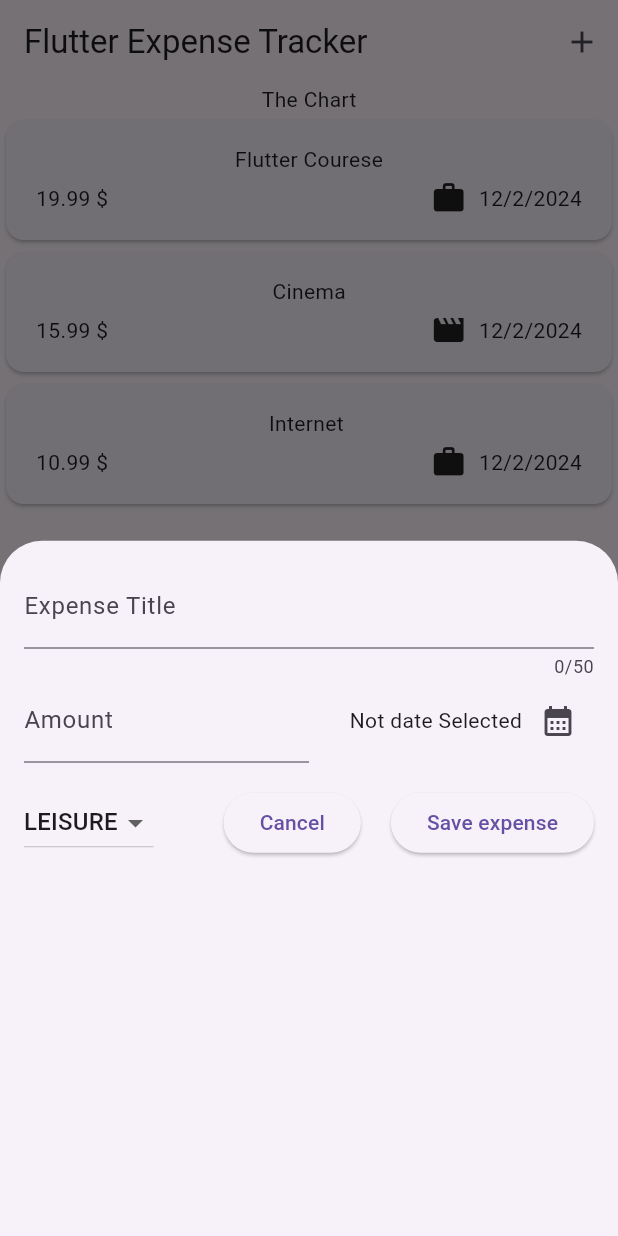
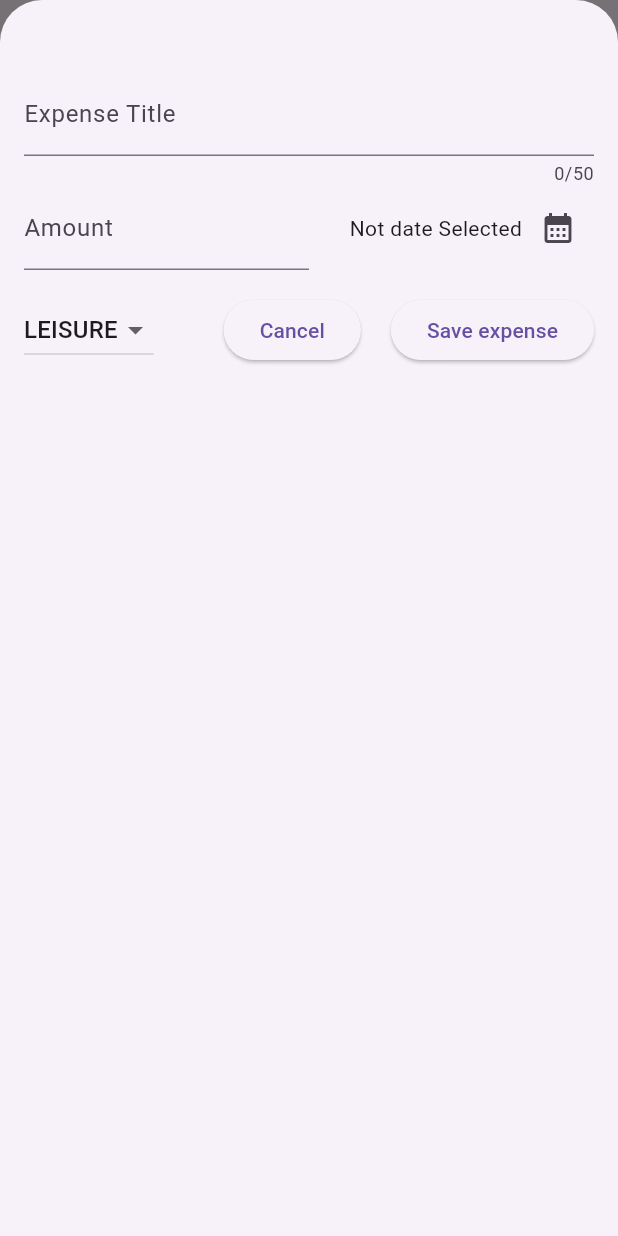
Before and after one commit to Abberate/expense_tracker, a Flutter app: the screen it shows after launch, after a tap on the "add" icon, on a phone screen of 412 x 824 dp. Run offline on Flutter 3.47's test engine with Material 3 defaults, Android fonts, the phone set to English and light mode, and no system bars.

Commit message:
commit 02-12-24

```diff
--- a/lib/expenses.dart
+++ b/lib/expenses.dart
@@ -29,11 +29,23 @@ class _ExpensesState extends State<Expenses> {
         category: Category.work),
   ];
 
+  void _addExpense(Expense expense) {
+    setState(() {
+      _registeredExpenses.add(expense);
+    });
+  }
+
+  void _removeExpense(Expense expense) {
+    setState(() {
+      _registeredExpenses.remove(expense);
+    });
+  }
+
   void _openAddExpenseOver() {
     showModalBottomSheet(
-      context: context,
-      builder: (ctx) => const NewExpense(),
-    );
+        isScrollControlled: true,
+        context: context,
+        builder: (ctx) => NewExpense(onAddExpense: _addExpense));
   }
 
   @override
@@ -53,7 +65,12 @@ class _ExpensesState extends State<Expenses> {
       body: Column(
         children: [
           const Text('The Chart'),
-          Expanded(child: ExpensesList(expenses: _registeredExpenses))
+          Expanded(
+            child: ExpensesList(
+              expenses: _registeredExpenses,
+              onRemoveExpense: _removeExpense,
+            ),
+          )
         ],
       ),
     );
--- a/lib/widgets/expenses_list.dart
+++ b/lib/widgets/expenses_list.dart
@@ -3,15 +3,23 @@ import 'package:expense_tracker/widgets/expenses_list/expense_item.dart';
 import 'package:flutter/material.dart';
 
 class ExpensesList extends StatelessWidget {
-  const ExpensesList({super.key, required this.expenses});
+  const ExpensesList(
+      {super.key, required this.expenses, required this.onRemoveExpense});
 
   final List<Expense> expenses;
+  final void Function(Expense expense) onRemoveExpense;
 
   @override
   Widget build(BuildContext context) {
     return ListView.builder(
       itemCount: expenses.length,
-      itemBuilder: (context, index) => ExpenseItem(expense: expenses[index]),
+      itemBuilder: (context, index) => Dismissible(
+        key: ValueKey(expenses[index]),
+        child: ExpenseItem(expense: expenses[index]),
+        onDismissed: (direction) {
+          onRemoveExpense(expenses[index]);
+        },
+      ),
     );
   }
 }
--- a/lib/widgets/new_expense.dart
+++ b/lib/widgets/new_expense.dart
@@ -2,7 +2,8 @@ import 'package:flutter/material.dart';
 import 'package:expense_tracker/models/expense.dart';
 
 class NewExpense extends StatefulWidget {
-  const NewExpense({super.key});
+  const NewExpense({super.key, required this.onAddExpense});
+  final void Function(Expense theExpense) onAddExpense;
 
   @override
   State<NewExpense> createState() => _NewExpenseState();
@@ -33,9 +34,8 @@ class _NewExpenseState extends State<NewExpense> {
   void _submitExpendeData() {
     final enteredAmount = double.tryParse(_amountController.text);
     final amountIsInvalid = enteredAmount == null || enteredAmount <= 0;
-    if (_titleController.text.trim().isEmpty ||
-        amountIsInvalid ||
-        _selectedDate == null) {
+
+    if (_titleController.text.trim().isEmpty || amountIsInvalid || _selectedDate == null){
       showDialog(
         context: context,
         builder: (ctx) => AlertDialog(
@@ -52,8 +52,17 @@ class _NewExpenseState extends State<NewExpense> {
           ],
         ),
       );
+      return;
     }
-    return;
+
+    widget.onAddExpense(
+      Expense(
+          title: _titleController.text,
+          amount: enteredAmount,
+          date: _selectedDate!,
+          category: _selectedCategory),
+    );
+    Navigator.pop(context);
   }
 
   @override
@@ -66,7 +75,7 @@ class _NewExpenseState extends State<NewExpense> {
   @override
   Widget build(BuildContext context) {
     return Padding(
-      padding: const EdgeInsets.all(16),
+      padding: const EdgeInsets.fromLTRB(16, 48, 16, 16),
       child: Column(
         children: [
           TextField(
```
